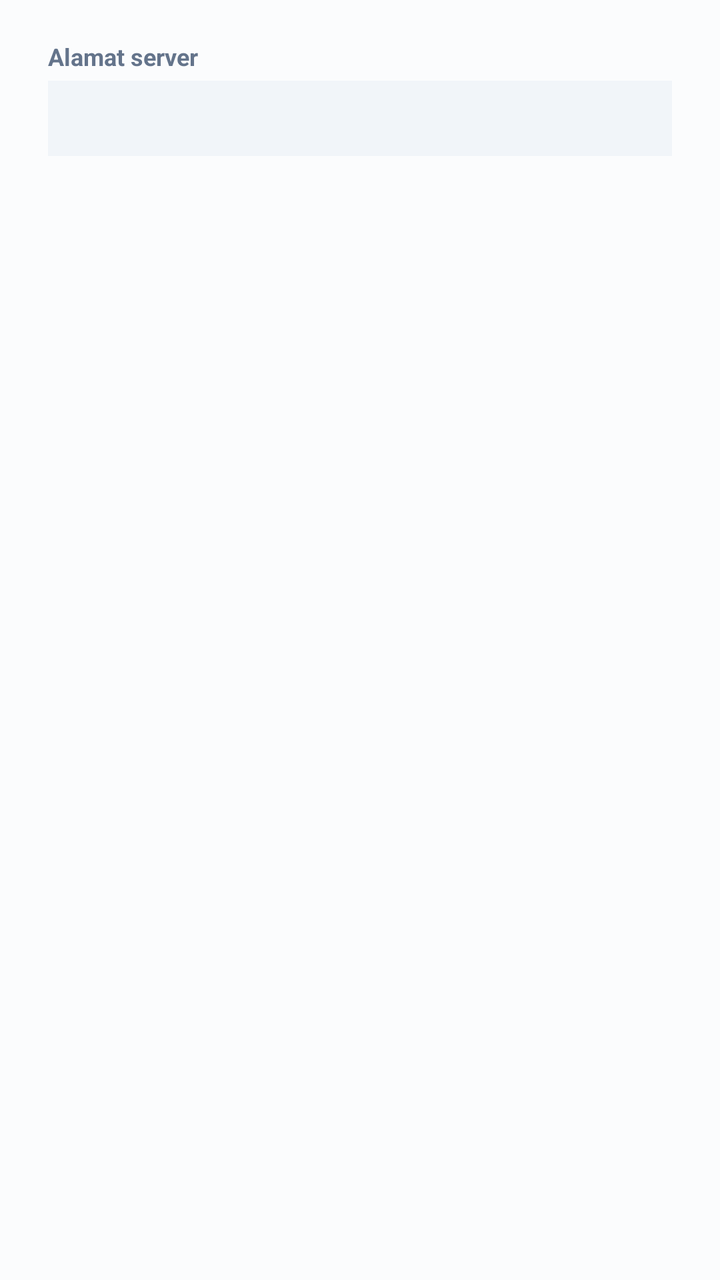
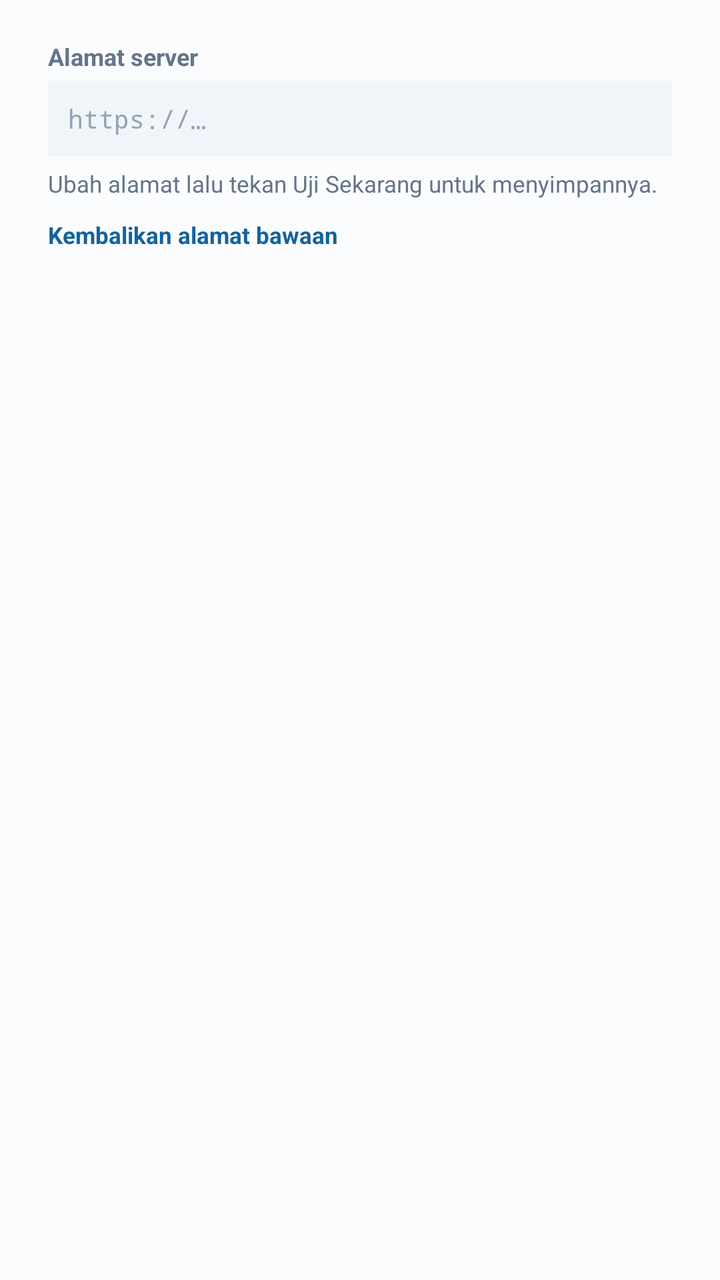

Compare the two renders of this Android layout. The source of the first and the diff that turns it into the second are given below.
<!-- AndroidManifest.xml: application theme Theme.RiverOP -->
<!-- res/layout/dialog_uji_koneksi.xml -->
<?xml version="1.0" encoding="utf-8"?>
<LinearLayout xmlns:android="http://schemas.android.com/apk/res/android"
    android:layout_width="match_parent"
    android:layout_height="wrap_content"
    android:orientation="vertical"
    android:paddingStart="24dp"
    android:paddingTop="20dp"
    android:paddingEnd="24dp"
    android:paddingBottom="8dp">

    <TextView
        android:layout_width="wrap_content"
        android:layout_height="wrap_content"
        android:text="Alamat server"
        android:textColor="@color/text_secondary"
        android:textSize="12sp"
        android:textStyle="bold" />

    
    <TextView
        android:id="@+id/tvAlamatServer"
        android:layout_width="match_parent"
        android:layout_height="wrap_content"
        android:layout_marginTop="4dp"
        android:background="@color/surface_medium"
        android:fontFamily="monospace"
        android:padding="10dp"
        android:textColor="@color/text_primary"
        android:textIsSelectable="true"
        android:textSize="13sp" />

    <TextView
        android:id="@+id/tvHasilUji"
        android:layout_width="match_parent"
        android:layout_height="wrap_content"
        android:layout_marginTop="16dp"
        android:padding="12dp"
        android:textSize="13.5sp"
        android:visibility="gone" />

    <LinearLayout
        android:id="@+id/barisMenunggu"
        android:layout_width="match_parent"
        android:layout_height="wrap_content"
        android:layout_marginTop="16dp"
        android:gravity="center_vertical"
        android:orientation="horizontal"
        android:visibility="gone">

        <ProgressBar
            android:layout_width="20dp"
            android:layout_height="20dp"
            android:indeterminateTint="@color/primary" />

        <TextView
            android:layout_width="wrap_content"
            android:layout_height="wrap_content"
            android:layout_marginStart="12dp"
            android:text="Menghubungi server…"
            android:textColor="@color/text_body"
            android:textSize="13.5sp" />
    </LinearLayout>

    <TextView
        android:id="@+id/tvVersiAplikasi"
        android:layout_width="wrap_content"
        android:layout_height="wrap_content"
        android:layout_marginTop="16dp"
        android:textColor="@color/text_hint"
        android:textSize="11.5sp" />

</LinearLayout>
<!-- resources referenced by this layout -->
<resources>
  <color name="primary">#0A2C48</color>
  <color name="surface_medium">#F1F5F9</color>
  <color name="text_body">#334155</color>
  <color name="text_hint">#94A3B8</color>
  <color name="text_primary">#0F172A</color>
  <color name="text_secondary">#64748B</color>
  <style name="Theme.RiverOP" parent="Base.Theme.RiverOP" />
  <style name="Base.Theme.RiverOP" parent="Theme.Material3.Light.NoActionBar">
          <item name="colorPrimary">@color/primary</item>
          <item name="colorPrimaryVariant">@color/primary_dark</item>
          <item name="colorSecondary">@color/accent_gold</item>
          <item name="android:colorBackground">@color/background</item>
          <item name="android:windowBackground">@color/background</item>
      </style>
  <color name="primary_dark">#061523</color>
  <color name="accent_gold">#EBBD51</color>
  <color name="background">#FBFCFD</color>
</resources>

<!-- the commit's change to res/layout/dialog_uji_koneksi.xml (unified diff, before → after) -->
@@ -17,17 +17,43 @@
         android:textStyle="bold" />
 
     
-    <TextView
-        android:id="@+id/tvAlamatServer"
+    <EditText
+        android:id="@+id/etAlamatServer"
         android:layout_width="match_parent"
         android:layout_height="wrap_content"
         android:layout_marginTop="4dp"
         android:background="@color/surface_medium"
         android:fontFamily="monospace"
+        android:hint="https://…"
+        android:imeOptions="actionDone"
+        android:inputType="textUri"
+        android:maxLines="2"
         android:padding="10dp"
         android:textColor="@color/text_primary"
-        android:textIsSelectable="true"
+        android:textColorHint="@color/text_hint"
         android:textSize="13sp" />
+
+    <TextView
+        android:id="@+id/tvPetunjukAlamat"
+        android:layout_width="match_parent"
+        android:layout_height="wrap_content"
+        android:layout_marginTop="6dp"
+        android:text="Ubah alamat lalu tekan Uji Sekarang untuk menyimpannya."
+        android:textColor="@color/text_secondary"
+        android:textSize="11.5sp" />
+
+    <TextView
+        android:id="@+id/tvKembalikanBawaan"
+        android:layout_width="wrap_content"
+        android:layout_height="wrap_content"
+        android:layout_marginTop="4dp"
+        android:background="?attr/selectableItemBackgroundBorderless"
+        android:paddingTop="6dp"
+        android:paddingBottom="6dp"
+        android:text="Kembalikan alamat bawaan"
+        android:textColor="@color/primary_light"
+        android:textSize="11.5sp"
+        android:textStyle="bold" />
 
     <TextView
         android:id="@+id/tvHasilUji"
<!-- resource entries referenced after the edit -->
@@ -1,6 +1,7 @@
 <!-- resources referenced by this layout -->
 <resources>
   <color name="primary">#0A2C48</color>
+  <color name="primary_light">#12639E</color>
   <color name="surface_medium">#F1F5F9</color>
   <color name="text_body">#334155</color>
   <color name="text_hint">#94A3B8</color>
